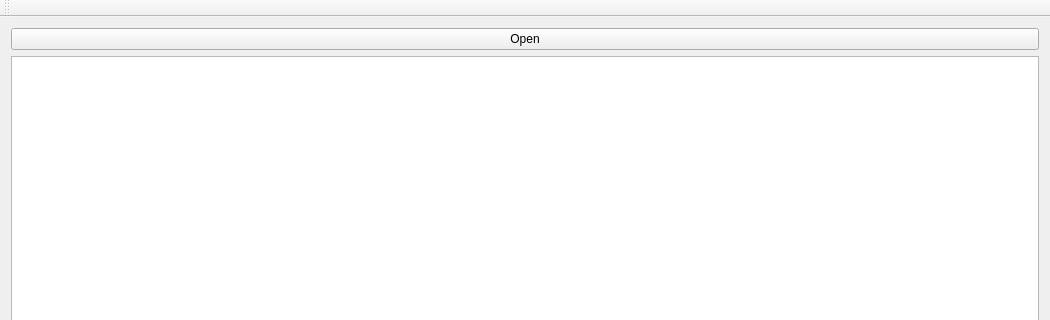
First picture: the form in mainwindow.ui, repository tixiv/CAN-Monitor-qt, before the edit; both pictures show x 0 to 1050 and y 0 to 320 of the 1050 by 611 pixel window.
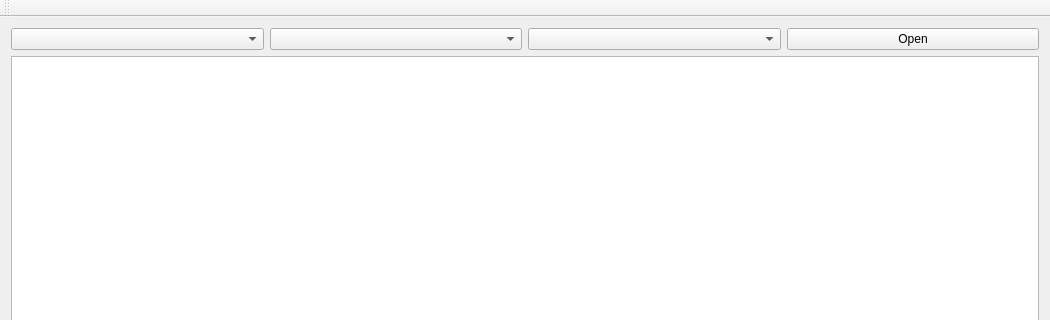
Second picture: the form after the edit. Custom widgets are drawn as their Qt base class.

```diff
--- a/mainwindow.ui
+++ b/mainwindow.ui
@@ -16,12 +16,25 @@
   <widget class="QWidget" name="centralWidget">
    <layout class="QVBoxLayout" name="verticalLayout">
     <item>
+     <layout class="QHBoxLayout" name="horizontalLayout">
+      <item>
+       <widget class="SerialPortComboBox" name="comPortComboBox"/>
+      </item>
+      <item>
+       <widget class="QComboBox" name="canBaudComboBox"/>
+      </item>
+      <item>
+       <widget class="QComboBox" name="modeComboBox"/>
+      </item>
+      <item>
      <widget class="QPushButton" name="pushButton">
       <property name="text">
        <string>Open</string>
       </property>
      </widget>
     </item>
+     </layout>
+    </item>
     <item>
      <widget class="QTreeView" name="treeView">
       <property name="editTriggers">
@@ -78,6 +91,13 @@
   </action>
  </widget>
  <layoutdefault spacing="6" margin="11"/>
+ <customwidgets>
+  <customwidget>
+   <class>SerialPortComboBox</class>
+   <extends>QComboBox</extends>
+   <header location="global">SerialPortComboBox.h</header>
+  </customwidget>
+ </customwidgets>
  <resources/>
  <connections/>
 </ui>
```
Left out of the diff: 2 changed lines with no effect on the pictures. Lines whose indentation alone changed are shown as unchanged.
